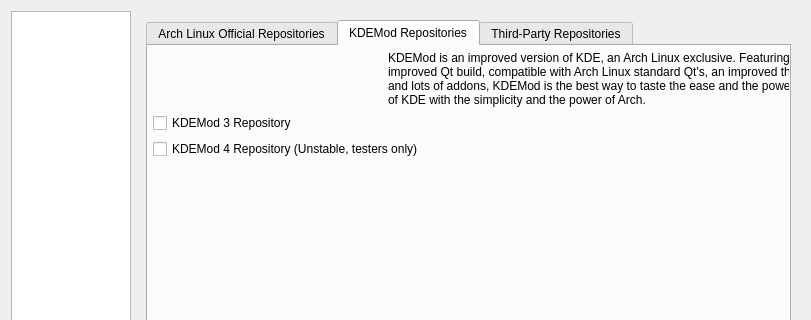
The window that trunk/shaman/ui/configDialog.ui (drf/shaman1) describes before a commit, drawn with Qt 5; both pictures show x 0 to 811 and y 0 to 320 of the 811 by 606 pixel window.
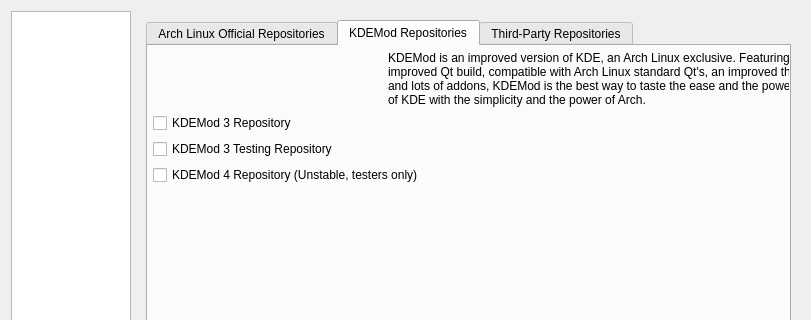
The same window after the commit. The open tabs and pages were chosen to show the change. Icons and pictures are not drawn.

Diff of the .ui file:
```diff
--- a/trunk/shaman/ui/configDialog.ui
+++ b/trunk/shaman/ui/configDialog.ui
@@ -569,6 +569,13 @@
               </property>
              </widget>
             </item>
+            <item>
+             <widget class="QCheckBox" name="KDEMod3TestBox" >
+              <property name="text" >
+               <string>KDEMod 3 Testing Repository</string>
+              </property>
+             </widget>
+            </item>
             <item>
              <widget class="QCheckBox" name="KDEMod4Box" >
               <property name="text" >
```
Left out of the diff: 6 changed lines with no effect on the pictures.
